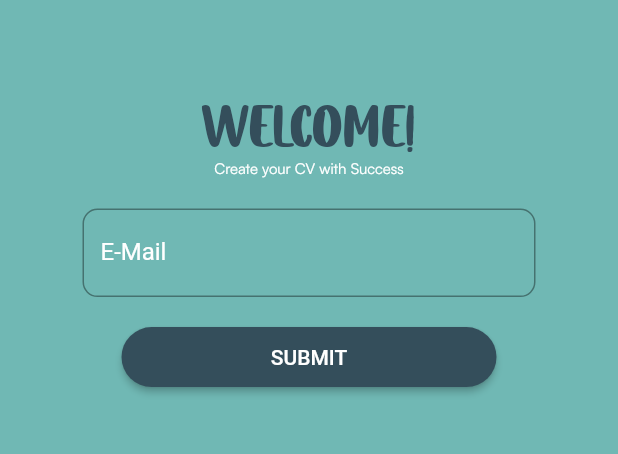
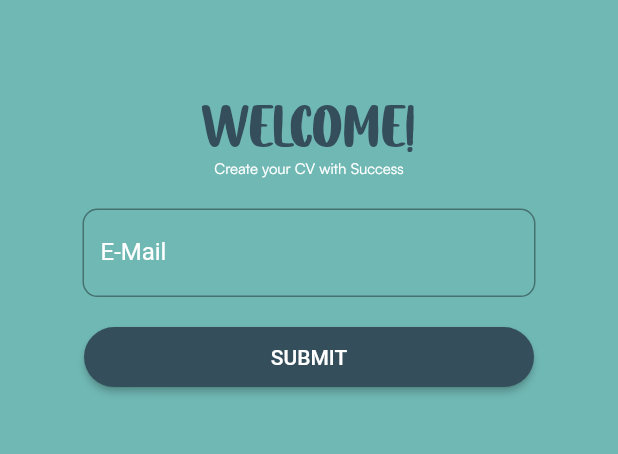
Before and after one commit to Mrbotosh/success_cv_maker, a Flutter app: the SignUpPage widget shown alone on an empty page, opened directly, after a tap on "Login", after a tap on "Forgot password?", on a phone screen of 412 x 824 dp, the part 503-957 px from its top. Run offline on Flutter 3.47's test engine with Material 2 defaults, Android fonts, the phone set to English and light mode, and no system bars; our stand-ins replace auto_route, bloc.

Commit message:
elevated buttonlar düzenlendi
boyutları tasarıma uygun olarak güncellendi

```diff
--- a/lib/feature/login/presentation/view/authentication/login_page.dart
+++ b/lib/feature/login/presentation/view/authentication/login_page.dart
@@ -78,9 +78,9 @@ class LoginPage extends StatelessWidget {
               },
             ),
             Padding(
-              padding: const EdgeInsets.all(8.0),
+              padding: const EdgeInsets.symmetric(vertical: 1, horizontal: 1),
               child: SizedBox(
-                width: 250,
+                width: 300,
                 height: 40,
                 child: ElevatedButton(
                   style: ElevatedButton.styleFrom(
--- a/lib/feature/login/presentation/view/authentication/sign_up_page.dart
+++ b/lib/feature/login/presentation/view/authentication/sign_up_page.dart
@@ -101,11 +101,11 @@ class SignUpPage extends StatelessWidget {
             Padding(
               padding: const EdgeInsets.only(top: 20, bottom: 5),
               child: SizedBox(
-                width: 250,
+                width: 300,
                 height: 40,
                 child: ElevatedButton(
                   style: ElevatedButton.styleFrom(
-                    fixedSize: const Size(250, 40),
+                    fixedSize: const Size(300, 40),
                     primary: AppColors.navyBlue, // background
                     onPrimary: Colors.white, // foreground
                     shape: RoundedRectangleBorder(
--- a/lib/feature/login/presentation/view/authentication/submit_page.dart
+++ b/lib/feature/login/presentation/view/authentication/submit_page.dart
@@ -55,11 +55,11 @@ class SubmitPage extends StatelessWidget {
             Padding(
               padding: const EdgeInsets.all(20.0),
               child: SizedBox(
-                width: 250,
+                width: 300,
                 height: 40,
                 child: ElevatedButton(
                   style: ElevatedButton.styleFrom(
-                    fixedSize: const Size(250, 40),
+                    fixedSize: const Size(300, 40),
                     primary: AppColors.navyBlue, // background
                     onPrimary: Colors.white, // foreground
                     shape: RoundedRectangleBorder(
```
